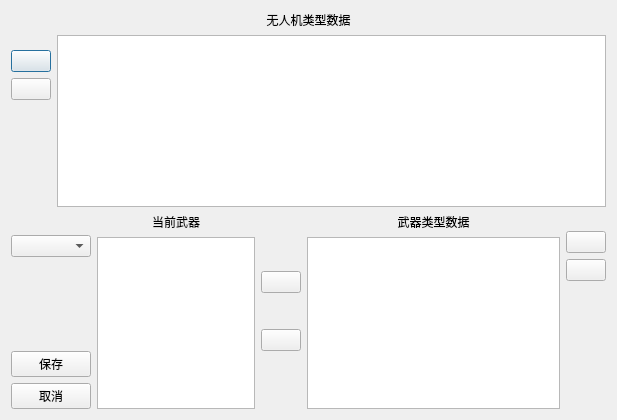
Qt form UAV/UAVServer/dialog/uavtypedatadialog.ui (zt900403/UAV) before a commit.
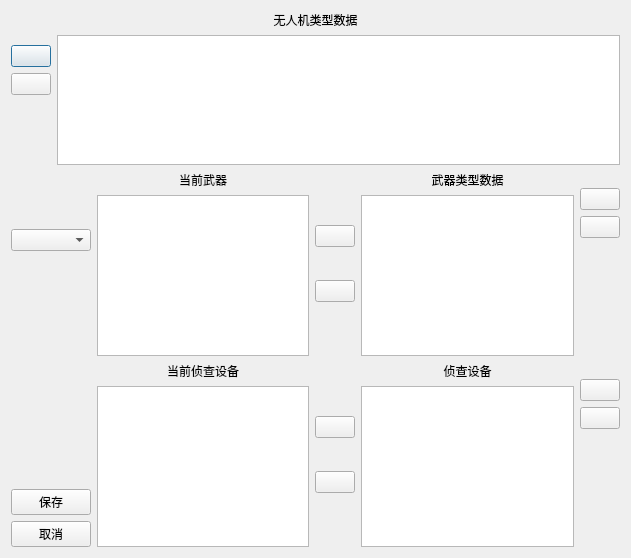
The same form after that commit. Icons and pictures are not drawn.

Patch:
```diff
--- a/UAV/UAVServer/dialog/uavtypedatadialog.ui
+++ b/UAV/UAVServer/dialog/uavtypedatadialog.ui
@@ -6,8 +6,8 @@
    <rect>
     <x>0</x>
     <y>0</y>
-    <width>617</width>
-    <height>420</height>
+    <width>631</width>
+    <height>558</height>
    </rect>
   </property>
   <property name="windowTitle">
@@ -17,7 +17,7 @@
    <iconset resource="../qavserver.qrc">
     <normaloff>:/images/icos/uav.ico</normaloff>:/images/icos/uav.ico</iconset>
   </property>
-  <layout class="QVBoxLayout" name="verticalLayout_10">
+  <layout class="QVBoxLayout" name="verticalLayout_13">
    <item>
     <widget class="QLabel" name="label">
      <property name="text">
@@ -102,7 +102,7 @@
     </layout>
    </item>
    <item>
-    <layout class="QHBoxLayout" name="horizontalLayout_3" stretch="1,5,1,8,1">
+    <layout class="QHBoxLayout" name="horizontalLayout_4">
      <item>
       <layout class="QVBoxLayout" name="verticalLayout_2" stretch="1,2,4,2,2">
        <item>
@@ -159,6 +159,10 @@
       </layout>
      </item>
      <item>
+      <layout class="QVBoxLayout" name="verticalLayout_12">
+       <item>
+        <layout class="QHBoxLayout" name="horizontalLayout_3">
+         <item>
       <layout class="QVBoxLayout" name="verticalLayout_7">
        <item>
         <widget class="QLabel" name="label_2">
@@ -344,6 +348,203 @@
           </size>
          </property>
         </spacer>
+           </item>
+          </layout>
+         </item>
+        </layout>
+       </item>
+       <item>
+        <layout class="QHBoxLayout" name="horizontalLayout_2">
+         <item>
+          <layout class="QVBoxLayout" name="verticalLayout_8">
+           <item>
+            <widget class="QLabel" name="label_3">
+             <property name="text">
+              <string>当前侦查设备</string>
+             </property>
+             <property name="alignment">
+              <set>Qt::AlignCenter</set>
+             </property>
+            </widget>
+           </item>
+           <item>
+            <widget class="QTableWidget" name="currentWeaponTableWidget_2">
+             <property name="alternatingRowColors">
+              <bool>true</bool>
+             </property>
+             <property name="selectionMode">
+              <enum>QAbstractItemView::SingleSelection</enum>
+             </property>
+             <property name="selectionBehavior">
+              <enum>QAbstractItemView::SelectRows</enum>
+             </property>
+            </widget>
+           </item>
+          </layout>
+         </item>
+         <item>
+          <layout class="QVBoxLayout" name="verticalLayout_6" stretch="2,1,1,1,2">
+           <item>
+            <spacer name="verticalSpacer_8">
+             <property name="orientation">
+              <enum>Qt::Vertical</enum>
+             </property>
+             <property name="sizeHint" stdset="0">
+              <size>
+               <width>20</width>
+               <height>40</height>
+              </size>
+             </property>
+            </spacer>
+           </item>
+           <item>
+            <widget class="QPushButton" name="addWeaponBtn_2">
+             <property name="styleSheet">
+              <string notr="true"/>
+             </property>
+             <property name="text">
+              <string/>
+             </property>
+             <property name="icon">
+              <iconset resource="../qavserver.qrc">
+               <normaloff>:/images/icos/arrow_left.ico</normaloff>:/images/icos/arrow_left.ico</iconset>
+             </property>
+             <property name="iconSize">
+              <size>
+               <width>32</width>
+               <height>32</height>
+              </size>
+             </property>
+            </widget>
+           </item>
+           <item>
+            <spacer name="verticalSpacer_9">
+             <property name="orientation">
+              <enum>Qt::Vertical</enum>
+             </property>
+             <property name="sizeHint" stdset="0">
+              <size>
+               <width>20</width>
+               <height>40</height>
+              </size>
+             </property>
+            </spacer>
+           </item>
+           <item>
+            <widget class="QPushButton" name="delWeaponBtn_2">
+             <property name="styleSheet">
+              <string notr="true"/>
+             </property>
+             <property name="text">
+              <string/>
+             </property>
+             <property name="icon">
+              <iconset resource="../qavserver.qrc">
+               <normaloff>:/images/icos/arrow_right.ico</normaloff>:/images/icos/arrow_right.ico</iconset>
+             </property>
+             <property name="iconSize">
+              <size>
+               <width>32</width>
+               <height>32</height>
+              </size>
+             </property>
+            </widget>
+           </item>
+           <item>
+            <spacer name="verticalSpacer_12">
+             <property name="orientation">
+              <enum>Qt::Vertical</enum>
+             </property>
+             <property name="sizeHint" stdset="0">
+              <size>
+               <width>20</width>
+               <height>40</height>
+              </size>
+             </property>
+            </spacer>
+           </item>
+          </layout>
+         </item>
+         <item>
+          <layout class="QVBoxLayout" name="verticalLayout_11">
+           <item>
+            <widget class="QLabel" name="label_5">
+             <property name="text">
+              <string>侦查设备</string>
+             </property>
+             <property name="alignment">
+              <set>Qt::AlignCenter</set>
+             </property>
+            </widget>
+           </item>
+           <item>
+            <widget class="QTableWidget" name="weaponTypeDataTableWidget_2">
+             <property name="alternatingRowColors">
+              <bool>true</bool>
+             </property>
+             <property name="selectionMode">
+              <enum>QAbstractItemView::SingleSelection</enum>
+             </property>
+             <property name="selectionBehavior">
+              <enum>QAbstractItemView::SelectRows</enum>
+             </property>
+            </widget>
+           </item>
+          </layout>
+         </item>
+         <item>
+          <layout class="QVBoxLayout" name="verticalLayout_10" stretch="1,3,3,7">
+           <item>
+            <spacer name="verticalSpacer_13">
+             <property name="orientation">
+              <enum>Qt::Vertical</enum>
+             </property>
+             <property name="sizeHint" stdset="0">
+              <size>
+               <width>20</width>
+               <height>40</height>
+              </size>
+             </property>
+            </spacer>
+           </item>
+           <item>
+            <widget class="QPushButton" name="addWeaponTypeBtn_2">
+             <property name="text">
+              <string/>
+             </property>
+             <property name="icon">
+              <iconset resource="../qavserver.qrc">
+               <normaloff>:/images/icos/add.ico</normaloff>:/images/icos/add.ico</iconset>
+             </property>
+            </widget>
+           </item>
+           <item>
+            <widget class="QPushButton" name="delWeaponTypeBtn_2">
+             <property name="text">
+              <string/>
+             </property>
+             <property name="icon">
+              <iconset resource="../qavserver.qrc">
+               <normaloff>:/images/icos/minus.ico</normaloff>:/images/icos/minus.ico</iconset>
+             </property>
+            </widget>
+           </item>
+           <item>
+            <spacer name="verticalSpacer_14">
+             <property name="orientation">
+              <enum>Qt::Vertical</enum>
+             </property>
+             <property name="sizeHint" stdset="0">
+              <size>
+               <width>20</width>
+               <height>40</height>
+              </size>
+             </property>
+            </spacer>
+           </item>
+          </layout>
+         </item>
+        </layout>
        </item>
       </layout>
      </item>
```
Lines whose indentation alone changed are shown as unchanged.
